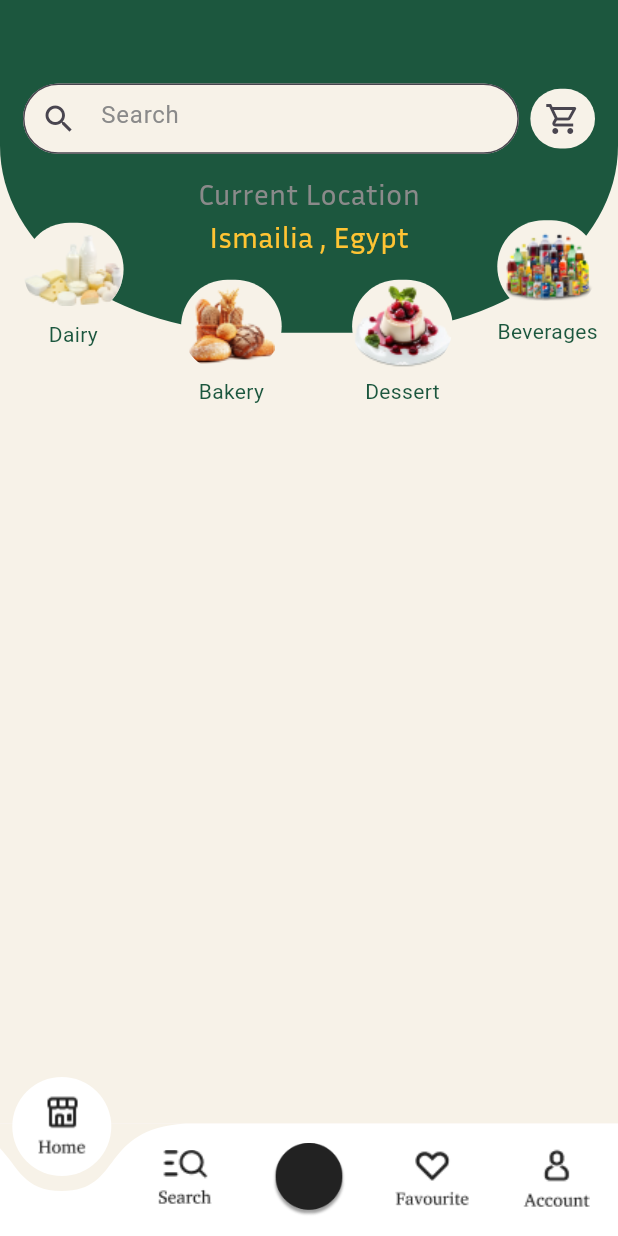
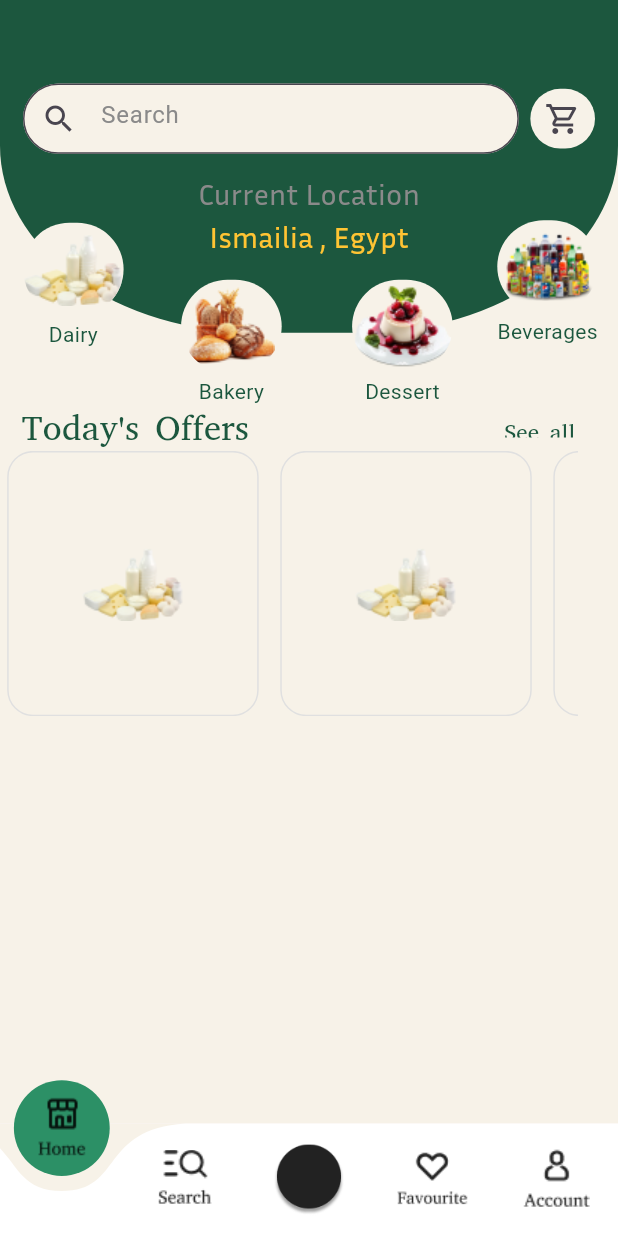
Before and after one commit to Seifmohsen11/Y_balash-graduation_progect-, a Flutter app: the MainViewBody screen opened directly, on a phone screen of 412 x 824 dp. Run offline on Flutter 3.47's test engine with Material 3 defaults, Android fonts, the phone set to English and light mode, and no system bars; drawn by our look-alikes of curved_navigation_bar; our stand-ins replace device_preview, flutter_screenutil, pin_code_fields.

Commit message:
some changes in dimensions & create todaysOffers

```diff
--- a/lib/Features/authentication/presentation/views/widgets/title_and_password_field.dart
+++ b/lib/Features/authentication/presentation/views/widgets/title_and_password_field.dart
@@ -1,5 +1,4 @@
 import 'package:flutter/material.dart';
-import 'package:flutter_screenutil/flutter_screenutil.dart';
 import 'package:y_balash/Features/authentication/presentation/views/widgets/custom_password_field.dart';
 import 'package:y_balash/Features/authentication/presentation/views/widgets/text_field_title.dart';
 
@@ -16,13 +15,15 @@ class TitleAndPasswordField extends StatelessWidget {
 
   @override
   Widget build(BuildContext context) {
+    double screenHeight = MediaQuery.of(context).size.height;
+
     return Column(
       children: [
         TitleOfTextField(
           title: title,
         ),
         SizedBox(
-          height: 15.h,
+          height: screenHeight * (15 / 932),
         ),
         CustomPasswordField(
           hintText: '  $hintText',
--- a/lib/Features/authentication/presentation/views/widgets/title_and_text_field.dart
+++ b/lib/Features/authentication/presentation/views/widgets/title_and_text_field.dart
@@ -1,5 +1,4 @@
 import 'package:flutter/material.dart';
-import 'package:flutter_screenutil/flutter_screenutil.dart';
 import 'package:y_balash/Features/authentication/presentation/views/widgets/custom_text_field.dart';
 import 'package:y_balash/Features/authentication/presentation/views/widgets/text_field_title.dart';
 
@@ -16,13 +15,15 @@ class TitleAndTextField extends StatelessWidget {
 
   @override
   Widget build(BuildContext context) {
+    double screenHeight = MediaQuery.of(context).size.height;
+
     return Column(
       children: [
         TitleOfTextField(
           title: title,
         ),
         SizedBox(
-          height: 15.h,
+          height: screenHeight * (15 / 932),
         ),
         CustomTextFormField(
           hintText: '  $hintText',
--- a/lib/Features/home/presentation/views/widgets/home_view_body.dart
+++ b/lib/Features/home/presentation/views/widgets/home_view_body.dart
@@ -4,6 +4,7 @@ import 'package:y_balash/Features/home/presentation/views/widgets/cart_icon.dart
 import 'package:y_balash/Features/home/presentation/views/widgets/green-circle_in_home.dart';
 import 'package:y_balash/Features/home/presentation/views/widgets/items_of_category.dart';
 import 'package:y_balash/Features/home/presentation/views/widgets/search_bar.dart';
+import 'package:y_balash/Features/home/presentation/views/widgets/tittle_of_section_and_see_all.dart';
 import 'package:y_balash/core/constants/constants.dart';
 
 class HomeViewBody extends StatelessWidget {
@@ -85,9 +86,56 @@ class HomeViewBody extends StatelessWidget {
               title: 'Beverages',
               onTap: () {},
             ),
+          ),
+          Positioned(
+              top: screenHeight * (305 / 932),
+              left: screenWidth * (15 / 430),
+              child: TitleOfSectionAndSeeAll(
+                screenHeight: screenHeight,
+                screenWidth: screenWidth,
+                label: "Today's Offers",
+                onTap: () {},
+              )),
+          Positioned(
+            top: screenHeight * (340 / 932),
+            left: screenWidth * (5 / 430),
+            right: screenWidth * (28 / 430),
+            child: SizedBox(
+              height: screenHeight * (200 / 932), // Adjust height as needed
+              child: const ListOfTodaysOffers(),
+            ),
           )
         ],
       ),
     );
   }
 }
+
+class ListOfTodaysOffers extends StatelessWidget {
+  const ListOfTodaysOffers({super.key});
+
+  @override
+  Widget build(BuildContext context) {
+    double screenWidth = MediaQuery.of(context).size.width;
+    double screenHeight = MediaQuery.of(context).size.height;
+
+    return ListView.builder(
+        scrollDirection: Axis.horizontal,
+        itemCount: 10,
+        itemBuilder: (BuildContext context, int index) {
+          return Padding(
+            padding: EdgeInsets.only(right: screenWidth * (15 / 430)),
+            child: Container(
+              decoration: BoxDecoration(
+                  color: kPrimaryColor,
+                  border: Border.all(color: Colors.grey.shade300),
+                  borderRadius:
+                      BorderRadius.circular(screenWidth * (18 / 430))),
+              height: screenHeight * (243 / 932),
+              width: screenWidth * (175 / 430),
+              child: Image.asset("assets/images/Dairy.png"),
+            ),
+          );
+        });
+  }
+}
--- a/lib/Features/home/presentation/views/widgets/main_view_body.dart
+++ b/lib/Features/home/presentation/views/widgets/main_view_body.dart
@@ -16,31 +16,34 @@ class MainViewBody extends StatefulWidget {
 
 class _MainViewBodyState extends State<MainViewBody> {
   int selectedIndex = 0;
+
   @override
   Widget build(BuildContext context) {
+    double screenWidth = MediaQuery.of(context).size.width;
     return Scaffold(
       bottomNavigationBar: CurvedNavigationBar(
+        buttonBackgroundColor: const Color(0xFF2C9066),
         backgroundColor: kPrimaryColor,
-        items: const <Widget>[
+        items: <Widget>[
           ImageIcon(
-            AssetImage("assets/icons/home.png"),
-            size: 50,
+            const AssetImage("assets/icons/home.png"),
+            size: screenWidth * (50 / 430),
           ),
           ImageIcon(
-            AssetImage("assets/icons/search.png"),
-            size: 50,
+            const AssetImage("assets/icons/search.png"),
+            size: screenWidth * (50 / 430),
           ),
           ImageIcon(
-            AssetImage("assets/icons/chatBot.png"),
-            size: 50,
+            const AssetImage("assets/icons/chatBot.png"),
+            size: screenWidth * (50 / 430),
           ),
           ImageIcon(
-            AssetImage("assets/icons/favourite.png"),
-            size: 50,
+            const AssetImage("assets/icons/favourite.png"),
+            size: screenWidth * (50 / 430),
           ),
           ImageIcon(
-            AssetImage("assets/icons/account.png"),
-            size: 50,
+            const AssetImage("assets/icons/account.png"),
+            size: screenWidth * (50 / 430),
           ),
         ],
         onTap: (index) {
--- /dev/null
+++ b/lib/Features/home/presentation/views/widgets/tittle_of_section_and_see_all.dart
@@ -0,0 +1,45 @@
+import 'package:flutter/material.dart';
+import 'package:y_balash/core/constants/constants.dart';
+
+class TitleOfSectionAndSeeAll extends StatelessWidget {
+  const TitleOfSectionAndSeeAll(
+      {super.key,
+      required this.screenHeight,
+      required this.screenWidth,
+      required this.label,
+      required this.onTap});
+  final double screenHeight;
+  final double screenWidth;
+  final String label;
+  final VoidCallback onTap;
+  @override
+  Widget build(BuildContext context) {
+    return SizedBox(
+      height: screenHeight * (34 / 932),
+      child: Row(
+        children: [
+          Text(
+            label,
+            style: TextStyle(
+                color: kTextFieldAndButtomColor,
+                fontFamily: kAbyssinicaSIL,
+                fontSize: screenWidth * (24 / 430)),
+          ),
+          SizedBox(
+            width: screenWidth * (165 / 430),
+          ),
+          TextButton(
+            onPressed: onTap,
+            child: Text(
+              "See all",
+              style: TextStyle(
+                  color: kTextFieldAndButtomColor,
+                  fontFamily: kAbyssinicaSIL,
+                  fontSize: screenWidth * (16 / 430)),
+            ),
+          )
+        ],
+      ),
+    );
+  }
+}
--- a/lib/core/constants/constants.dart
+++ b/lib/core/constants/constants.dart
@@ -4,3 +4,4 @@ const kPrimaryColor = Color(0xffF7F2E8);
 const kTextFieldAndButtomColor = Color(0xff1C573E);
 const kmainTextColor = Color(0xA8333333);
 const kIneraFont = 'InriaSans-Regular';
+const kAbyssinicaSIL = 'AbyssinicaSIL-Regular';
--- a/lib/core/widgets/text_under_buttom.dart
+++ b/lib/core/widgets/text_under_buttom.dart
@@ -1,5 +1,4 @@
 import 'package:flutter/material.dart';
-import 'package:flutter_screenutil/flutter_screenutil.dart';
 import 'package:y_balash/core/constants/constants.dart';
 
 class TextUnderButtom extends StatelessWidget {
@@ -12,6 +11,8 @@ class TextUnderButtom extends StatelessWidget {
 
   @override
   Widget build(BuildContext context) {
+    double screenWidth = MediaQuery.of(context).size.width;
+
     return Row(
       mainAxisAlignment: MainAxisAlignment.center,
       children: [
@@ -24,7 +25,7 @@ class TextUnderButtom extends StatelessWidget {
         ),
         if (secondText != null)
           Padding(
-            padding: EdgeInsets.only(left: 4.w),
+            padding: EdgeInsets.only(left: screenWidth * (4 / 430)),
             child: GestureDetector(
               onTap: onTap,
               child: Text(
--- a/pubspec.yaml
+++ b/pubspec.yaml
@@ -69,6 +69,9 @@ flutter:
     - family: InriaSans-Regular
       fonts:
         - asset: assets/fonts/InriaSans-Regular.ttf
+    - family: AbyssinicaSIL-Regular
+      fonts:
+        - asset: assets/fonts/AbyssinicaSIL-Regular.ttf
   #   - family: Trajan Pro
   #     fonts:
   #       - asset: fonts/TrajanPro.ttf
```
Also changed, not shown: lib/Features/authentication/presentation/views/widgets/custom_password_field.dart (+15 -12 lines), lib/Features/authentication/presentation/views/widgets/custom_text_field.dart (+10 -8 lines), lib/Features/authentication/presentation/views/widgets/sign_up_view_body.dart (+15 -13 lines), lib/Features/authentication/presentation/views/widgets/text_field_title.dart (+6 -4 lines), lib/core/widgets/custom_buttom.dart (+9 -5 lines), lib/core/widgets/custom_text_divider.dart (+4 -3 lines), lib/core/widgets/logo_name.dart (+5 -3 lines), assets/fonts/AbyssinicaSIL-Regular.ttf (added).
